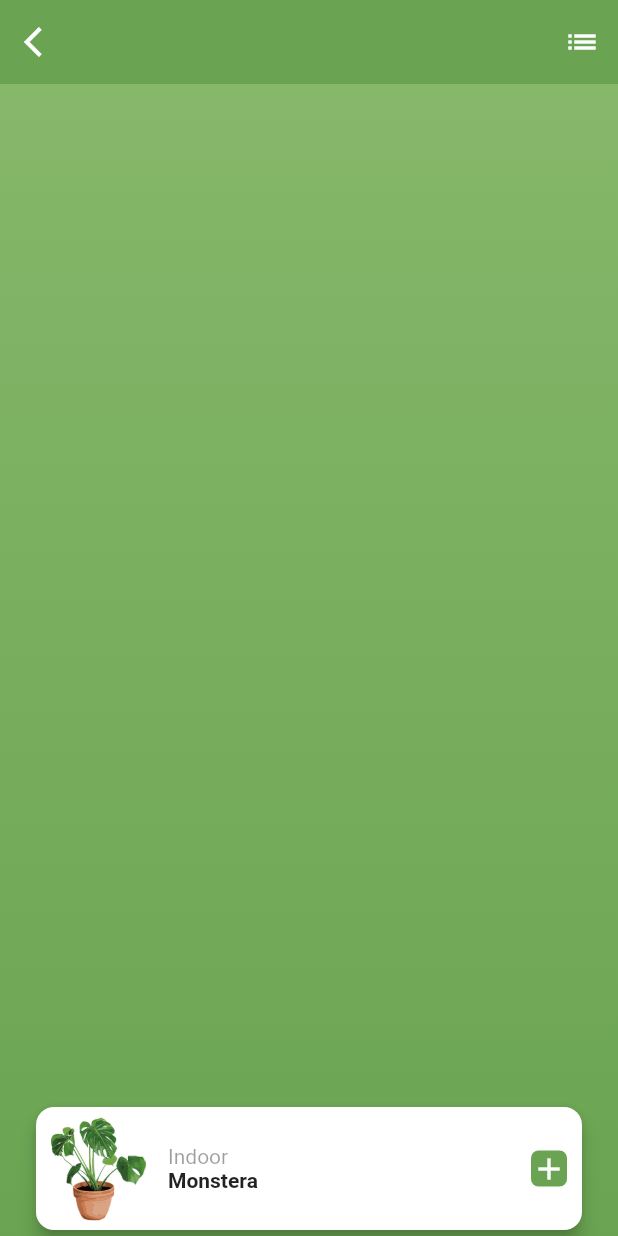
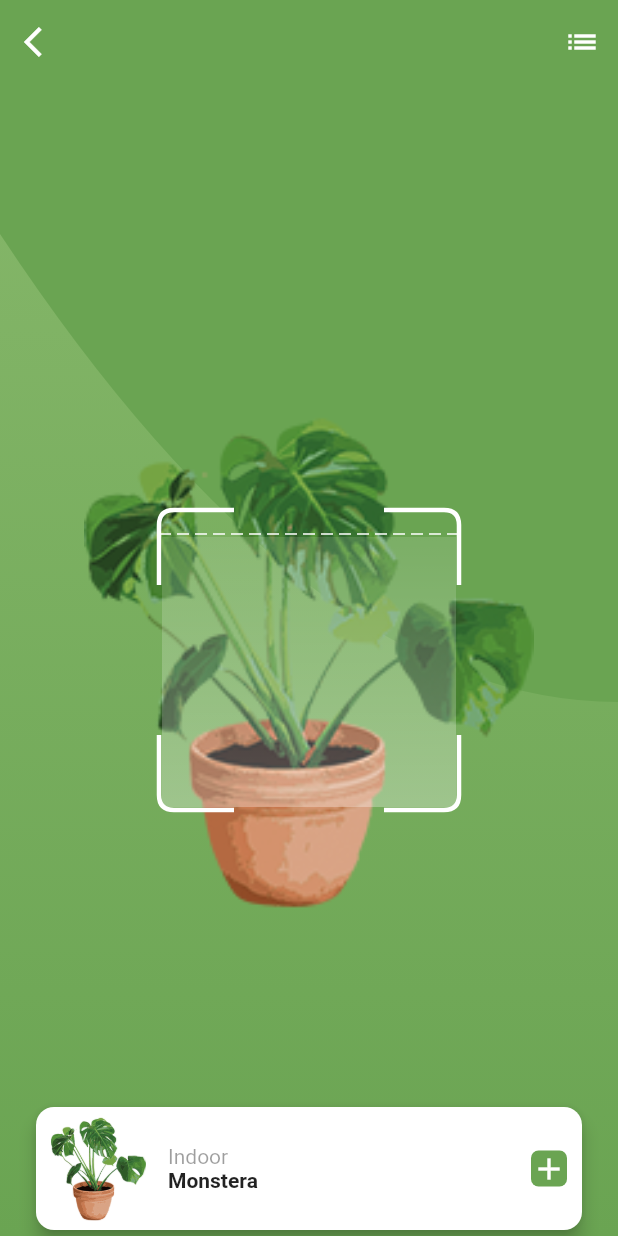
Before and after one commit to KitanoR/plantas_challenge_flutter, a Flutter app: the screen it shows after launch, after a tap on "Indoor", on a phone screen of 412 x 824 dp. Run offline on Flutter 3.47's test engine with Material 2 defaults, Android fonts, the phone set to English and light mode, and no system bars; drawn by our look-alikes of dotted_border.

Commit message:
Reto terminado

```diff
--- a/lib/pages/plant_add_page.dart
+++ b/lib/pages/plant_add_page.dart
@@ -1,3 +1,4 @@
+import 'package:app_plant_shop/widgets/Animated_scan.dart';
 import 'package:app_plant_shop/widgets/clipper_widget.dart';
 import 'package:flutter/material.dart';
 
@@ -46,8 +47,21 @@ class _PlantAddPageState extends State<PlantAddPage> {
               color: AppColors.mainColor,
               width: size.width,
               height: size.height / 2,
-
             ),
+          ),
+          Align(
+            alignment: Alignment.center,
+            child: Container(
+              width: 300,
+              child: Image.asset(
+                'assets/${widget.plantModel.id}.png',
+                fit:  BoxFit.fitWidth,
+              ),
+            ),
+          ),
+          Align(
+            alignment: Alignment.center,
+            child: AnimatedScan(),
           ),
           buildBottomDetail(),
 
--- /dev/null
+++ b/lib/widgets/Animated_scan.dart
@@ -0,0 +1,115 @@
+import 'package:app_plant_shop/widgets/painter_widget.dart';
+import 'package:dotted_border/dotted_border.dart';
+import 'package:flutter/material.dart';
+import 'dart:math' as math;
+
+class AnimatedScan extends StatefulWidget {
+  @override
+  _AnimatedScanState createState() => _AnimatedScanState();
+}
+
+class _AnimatedScanState extends State<AnimatedScan>  with SingleTickerProviderStateMixin{
+
+  AnimationController _animationController;
+  Animation<double> _position;
+
+  @override
+  void initState() {
+    super.initState();
+    _animationController = AnimationController(
+      vsync: this,
+      duration: Duration(milliseconds: 1000)
+    );
+
+    _position = Tween(
+      begin: 0.0,
+      end: 200.0
+    ).animate(CurvedAnimation(
+      parent: _animationController,
+      curve: Interval(0,1)
+    ))..addListener(() {
+      setState(() {});
+     });
+    _animationController.repeat(reverse: true);
+  }
+
+  @override
+  void dispose() {
+    _animationController?.dispose();
+    super.dispose();
+  }
+  @override
+  Widget build(BuildContext context) {
+    return Container(
+      height: 200,
+      width: 200,
+      child: Stack(
+        children: <Widget>[
+          Column(
+            mainAxisAlignment: MainAxisAlignment.spaceBetween,
+            children: <Widget>[
+               Row(
+                 mainAxisAlignment: MainAxisAlignment.spaceBetween,
+                  children: <Widget>[
+                    Transform.rotate(
+                      angle:  math.pi / 2,
+                      child: buildCustomPaint(),
+                    ),
+                    Transform.rotate(
+                      angle: - math.pi ,
+                      child: buildCustomPaint(),
+                    )
+                  ],
+                ),
+                Row(
+                  mainAxisAlignment: MainAxisAlignment.spaceBetween,
+                  children: <Widget>[
+                    buildCustomPaint(),
+                    Transform.rotate(
+                      angle: - math.pi / 2,
+                      child: buildCustomPaint(),
+                    )
+                  ],
+                )
+            ],
+          ),
+          Align(
+            alignment: Alignment.bottomCenter,
+            child: DottedBorder(
+              color: Colors.white,
+              dashPattern: [8,4],
+              customPath: (size){
+                return Path()
+                  ..moveTo(0, 0)
+                  ..lineTo(size.width, 0);
+              },
+              child: Container(
+                height: _position.value,
+                decoration: BoxDecoration(
+                  gradient: LinearGradient(
+                    colors: <Color> [
+                      Colors.white30.withAlpha(30),
+                      Colors.white30
+                    ],
+                    begin: Alignment.topCenter,
+                    end: Alignment.bottomCenter
+                  )
+                ),
+              ),
+            ),
+          )
+        ],
+      ),
+    );
+  }
+
+  CustomPaint buildCustomPaint() {
+    return CustomPaint(
+    painter: PainterWidget(),
+    child: Container(
+      height: 50,
+      width: 50,
+    ),
+  );
+  }
+}
--- a/lib/widgets/clipper_widget.dart
+++ b/lib/widgets/clipper_widget.dart
@@ -7,7 +7,8 @@ class ClipperWidget extends CustomClipper<Path> {
     Path path = new Path();
     path.moveTo(0, 0);
     path.lineTo(0, 100);
-    path.moveTo(size.width, size.height);
+    path.quadraticBezierTo(size.width / 2, size.height, size.width, size.height);
+    path.lineTo(size.width, size.height);
     path.lineTo(size.width, 0);
     path.close();
     return path;
--- /dev/null
+++ b/lib/widgets/painter_widget.dart
@@ -0,0 +1,26 @@
+import 'package:flutter/material.dart';
+
+class PainterWidget extends CustomPainter {
+
+  @override
+  void paint(Canvas canvas, Size size) {
+    double radius = 10.0;
+    Paint paint = new Paint()
+    ..color = Colors.white
+    ..style = PaintingStyle.stroke
+    ..strokeWidth = 3.0;
+
+    Path path = new Path();
+    path.moveTo(0, 0);
+    path.lineTo(0, size.width - radius);
+    path.quadraticBezierTo(0, size.width, radius, size.width);
+    path.lineTo(size.width, size.width);
+    canvas.drawPath(path, paint);
+  }
+
+  @override
+  bool shouldRepaint(PainterWidget oldDelegate) => false;
+
+  @override
+  bool shouldRebuildSemantics(PainterWidget oldDelegate) => false;
+}
```
